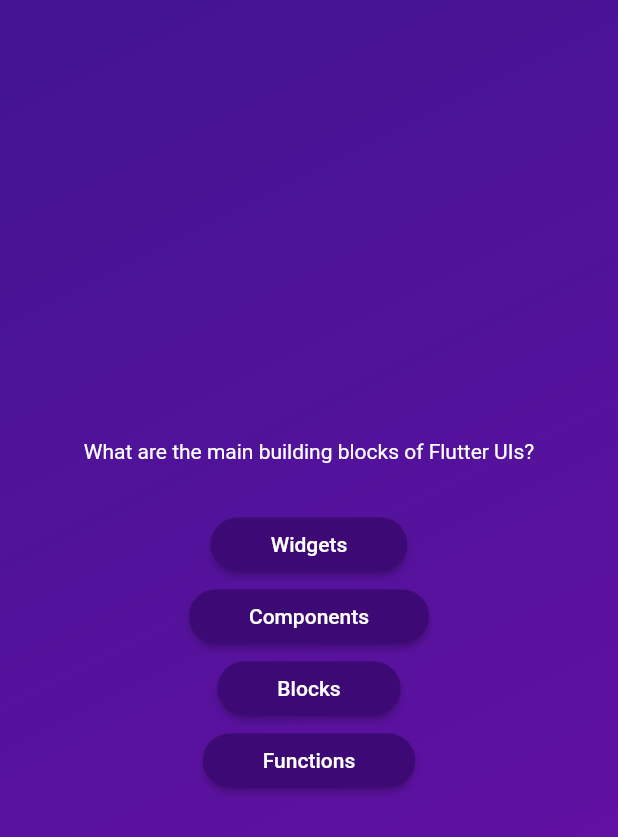
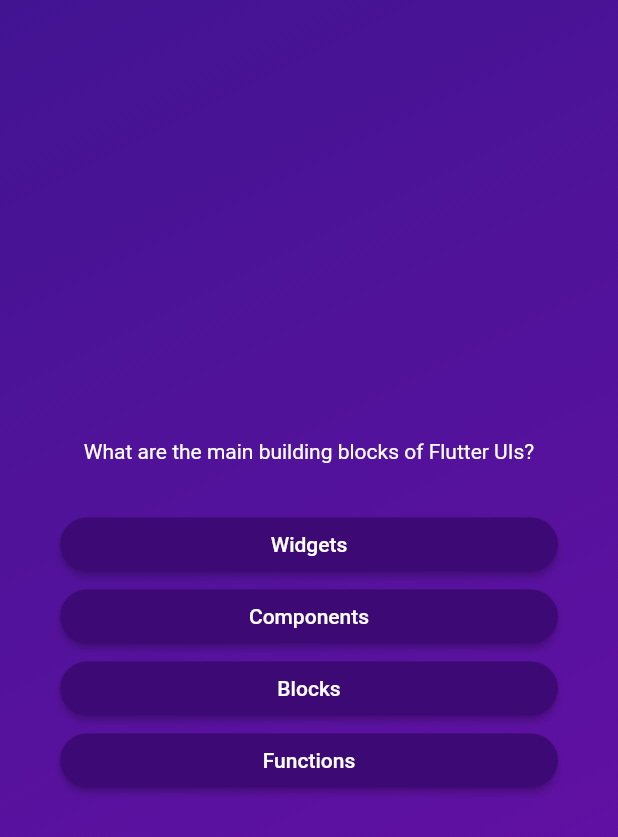
Before and after one commit to Sunnnyyy16/Flutter_Study, a Flutter app: the screen it shows after launch, after a tap on "Start Quiz", on a phone screen of 412 x 824 dp. Shown: the top 837 px of the screen. Run offline on Flutter 3.47's test engine with Material 2 defaults, Android fonts, the phone set to English and light mode, and no system bars.

Commit message:
add marging, padding, centering to questions answer buttons

```diff
--- a/second_app/lib/questions_screen.dart
+++ b/second_app/lib/questions_screen.dart
@@ -18,22 +18,27 @@
 
     return SizedBox(
       width: double.infinity,
+      child: Container(
+        margin: const EdgeInsets.all(40),
         child: Column(
           mainAxisAlignment: MainAxisAlignment.center,
+          crossAxisAlignment: CrossAxisAlignment.stretch,
           children: [
             Text(
               currentQuestion.text,
               style: const TextStyle(
                 color: Colors.white,
               ),
+              textAlign: TextAlign.center,
             ),
             const SizedBox(
               height: 30,
             ),
             ...currentQuestion.answers.map((answer) {
               return AnswerButton(answerText: answer, onTap: () {});
-          }),
+            },),
           ],
+        ),
       ),
     );
   }
```
Lines whose indentation alone changed are shown as unchanged.
